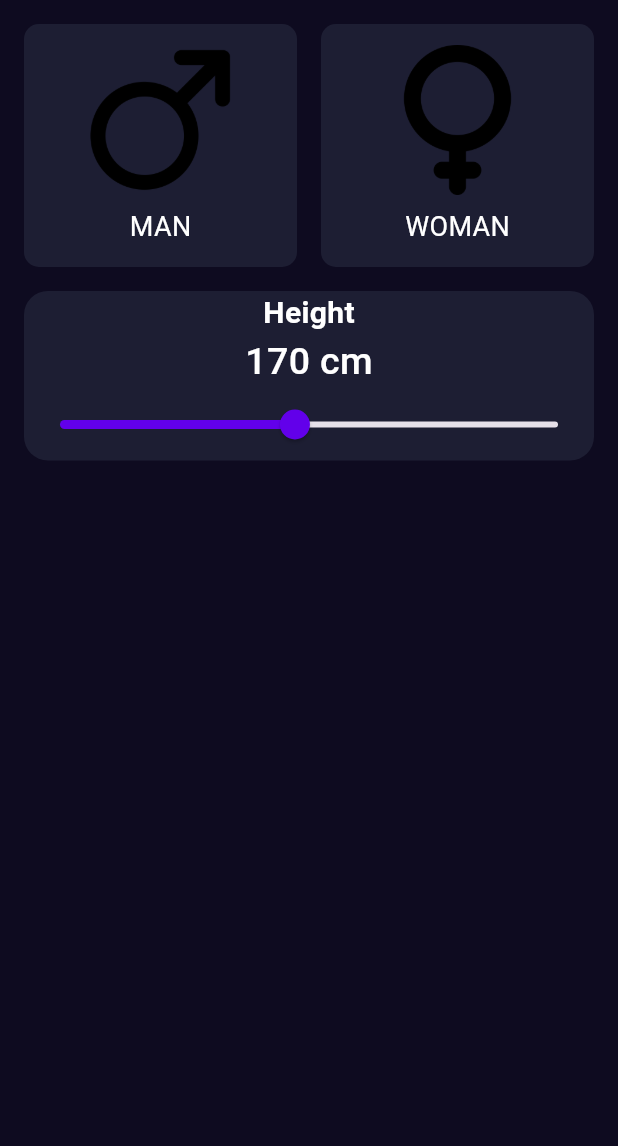
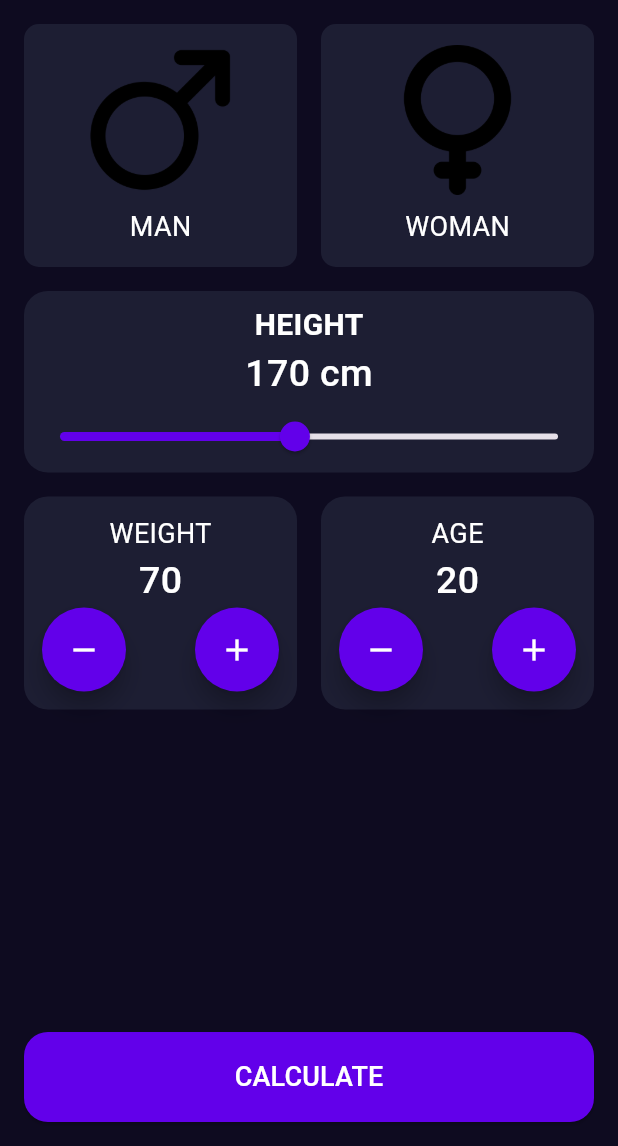
Before and after one commit to Drako9159/flutter-basic-example, a Flutter app: the screen it shows after launch, on a phone screen of 412 x 824 dp, the part 90-1236 px from its top. Run offline on Flutter 3.47's test engine with Material 3 defaults, Android fonts, the phone set to English and light mode, and no system bars.

Commit message:
feat(): component for height and number selector

```diff
--- a/imc_calculator/lib/components/height_selector.dart
+++ b/imc_calculator/lib/components/height_selector.dart
@@ -2,15 +2,20 @@ import 'package:flutter/material.dart';
 import 'package:imc_calculator/core/app_colors.dart';
 
 class HeightSelector extends StatefulWidget {
-  const HeightSelector({super.key});
+  final double selectedHeight;
+  final Function(double) onHeightChange;
+
+  const HeightSelector({
+    super.key,
+    required this.selectedHeight,
+    required this.onHeightChange,
+  });
 
   @override
   State<HeightSelector> createState() => _HeightSelectorState();
 }
 
 class _HeightSelectorState extends State<HeightSelector> {
-  double height = 170; // Default height value
-
   @override
   Widget build(BuildContext context) {
     return Padding(
@@ -22,16 +27,19 @@ class _HeightSelectorState extends State<HeightSelector> {
         ),
         child: Column(
           children: [
-            const Text(
-              "Height",
-              style: TextStyle(
-                fontSize: 20,
-                fontWeight: FontWeight.bold,
-                color: Colors.white,
+            Padding(
+              padding: const EdgeInsets.only(top: 8.0),
+              child: Text(
+                "HEIGHT",
+                style: TextStyle(
+                  fontSize: 20,
+                  fontWeight: FontWeight.bold,
+                  color: Colors.white,
+                ),
               ),
             ),
             Text(
-              "${height.toStringAsFixed(0)} cm",
+              "${widget.selectedHeight.toStringAsFixed(0)} cm",
               style: const TextStyle(
                 fontSize: 25,
                 fontWeight: FontWeight.w500,
@@ -39,16 +47,14 @@ class _HeightSelectorState extends State<HeightSelector> {
               ),
             ),
             Slider(
-              value: height,
+              value: widget.selectedHeight,
               min: 100,
               max: 250,
               divisions: 70,
               activeColor: AppColors.primary,
-              label: "${height.toStringAsFixed(0)} cm",
-              onChanged: (value) {
-                setState(() {
-                  height = value;
-                });
+              label: "${widget.selectedHeight.toStringAsFixed(0)} cm",
+              onChanged: (newHeight) {
+                widget.onHeightChange(newHeight);
               },
             ),
           ],
--- a/imc_calculator/lib/components/number_selector.dart
+++ b/imc_calculator/lib/components/number_selector.dart
@@ -1,7 +1,20 @@
 import 'package:flutter/material.dart';
+import 'package:imc_calculator/core/app_colors.dart';
+import 'package:imc_calculator/core/text_styles.dart';
 
 class NumberSelector extends StatefulWidget {
-  const NumberSelector({super.key});
+  final String title;
+  final Function() onIncrement;
+  final Function() onDecrement;
+  final int value;
+
+  const NumberSelector({
+    super.key,
+    required this.title,
+    required this.onIncrement,
+    required this.onDecrement,
+    required this.value,
+  });
 
   @override
   State<NumberSelector> createState() => _NumberSelectorState();
@@ -10,6 +23,50 @@ class NumberSelector extends StatefulWidget {
 class _NumberSelectorState extends State<NumberSelector> {
   @override
   Widget build(BuildContext context) {
-    return const Placeholder();
+    return Container(
+      decoration: BoxDecoration(
+        color: AppColors.backgroundComponent,
+        borderRadius: BorderRadius.circular(16),
+      ),
+      child: Padding(
+        padding: const EdgeInsets.all(12.0),
+        child: Column(
+          children: [
+            Text(widget.title, style: TextStyles.bodyText),
+            Text(
+              widget.value.toString(), // Placeholder for the number
+              style: const TextStyle(
+                fontSize: 25,
+                fontWeight: FontWeight.w500,
+                color: Colors.white,
+              ),
+            ),
+            Row(
+              mainAxisAlignment: MainAxisAlignment.spaceBetween,
+              children: [
+                FloatingActionButton(
+                  heroTag: null,
+                  onPressed: () {
+                    widget.onDecrement();
+                  },
+                  shape: CircleBorder(),
+                  backgroundColor: AppColors.primary,
+                  child: const Icon(Icons.remove, color: Colors.white),
+                ),
+                FloatingActionButton(
+                  heroTag: null,
+                  onPressed: () {
+                    widget.onIncrement();
+                  },
+                  shape: CircleBorder(),
+                  backgroundColor: AppColors.primary,
+                  child: const Icon(Icons.add, color: Colors.white),
+                ),
+              ],
+            ),
+          ],
+        ),
+      ),
+    );
   }
 }
--- a/imc_calculator/lib/screens/imc_home_screen.dart
+++ b/imc_calculator/lib/screens/imc_home_screen.dart
@@ -1,6 +1,10 @@
 import 'package:imc_calculator/components/gender_selector.dart';
 import 'package:flutter/material.dart';
 import 'package:imc_calculator/components/height_selector.dart';
+import 'package:imc_calculator/components/number_selector.dart';
+import 'package:imc_calculator/core/app_colors.dart';
+import 'package:imc_calculator/core/text_styles.dart';
+import 'package:imc_calculator/screens/imc_result_screen.dart';
 
 class ImcHomeScreen extends StatefulWidget {
   const ImcHomeScreen({super.key});
@@ -10,8 +14,95 @@ class ImcHomeScreen extends StatefulWidget {
 }
 
 class _ImcHomeScreenState extends State<ImcHomeScreen> {
+  int selectedAge = 20;
+  int selectedWeight = 70;
+  double selectedHeight = 170;
+
   @override
   Widget build(BuildContext context) {
-    return const Column(children: [GenderSelector(), HeightSelector()]);
+    return Column(
+      children: [
+        GenderSelector(),
+        HeightSelector(
+          selectedHeight: selectedHeight,
+          onHeightChange: (newHeight) {
+            setState(() {
+              selectedHeight = newHeight;
+            });
+          },
+        ),
+        Padding(
+          padding: EdgeInsets.all(16.0),
+          child: Row(
+            mainAxisAlignment: MainAxisAlignment.spaceBetween,
+            children: [
+              Expanded(
+                child: NumberSelector(
+                  title: "WEIGHT",
+                  value: selectedWeight,
+                  onIncrement: () {
+                    setState(() {
+                      selectedWeight++;
+                    });
+                  },
+                  onDecrement: () {
+                    setState(() {
+                      selectedWeight--;
+                    });
+                  },
+                ),
+              ),
+              SizedBox(width: 16),
+              Expanded(
+                child: NumberSelector(
+                  title: "AGE",
+                  value: selectedAge,
+                  onIncrement: () {
+                    setState(() {
+                      selectedAge++;
+                    });
+                  },
+                  onDecrement: () {
+                    setState(() {
+                      selectedAge--;
+                    });
+                  },
+                ),
+              ),
+            ],
+          ),
+        ),
+        Spacer(),
+        Padding(
+          padding: const EdgeInsets.all(16.0),
+          child: SizedBox(
+            height: 60,
+            width: double.infinity,
+            child: ElevatedButton(
+              onPressed: () {
+                // Action when calculate button is pressed
+                Navigator.push(
+                  context,
+                  MaterialPageRoute(
+                    builder:
+                        (context) => ImcResultScreen(
+                          height: selectedHeight,
+                          weight: selectedWeight,
+                        ),
+                  ),
+                );
+              },
+              style: ElevatedButton.styleFrom(
+                backgroundColor: AppColors.primary,
+                shape: RoundedRectangleBorder(
+                  borderRadius: BorderRadius.circular(16),
+                ),
+              ),
+              child: const Text("CALCULATE", style: TextStyles.bodyText),
+            ),
+          ),
+        ),
+      ],
+    );
   }
 }
```
Also changed, not shown: imc_calculator/lib/screens/imc_result_screen.dart (added, +88 -0 lines).
